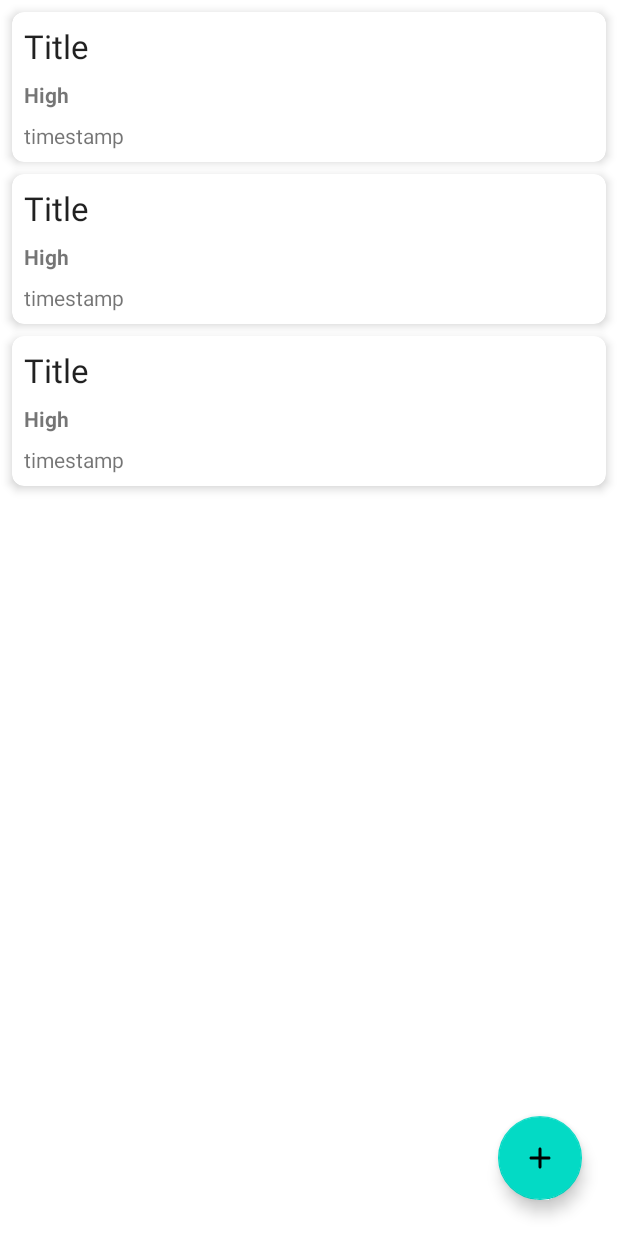
After one commit to dits1019/Kotlin-MVVM-Todolist-Example, an Android app: the layout fragment_task.xml on its own in the app's theme, with its tools: preview values and no code run, on a phone screen of 412 x 824 dp. The commit adds this screen. Run offline under Robolectric (Android 15) with nearby library versions, the phone set to English and light mode, and no system bars.

Commit message:
add navigation & fragment

```diff
--- a/app/build.gradle
+++ b/app/build.gradle
@@ -3,6 +3,7 @@ plugins {
     id 'kotlin-android'
     id 'kotlin-kapt'
     id 'kotlin-parcelize'
+    id 'androidx.navigation.safeargs.kotlin'
 }
 
 android {
@@ -43,6 +44,7 @@ dependencies {
     implementation 'androidx.appcompat:appcompat:1.3.1'
     implementation 'com.google.android.material:material:1.4.0'
     implementation 'androidx.constraintlayout:constraintlayout:2.1.1'
+    implementation 'androidx.legacy:legacy-support-v4:1.0.0'
     testImplementation 'junit:junit:4.+'
     androidTestImplementation 'androidx.test.ext:junit:1.1.3'
     androidTestImplementation 'androidx.test.espresso:espresso-core:3.4.0'
--- /dev/null
+++ b/app/src/main/res/drawable/ic_add.xml
@@ -0,0 +1,5 @@
+<vector android:height="24dp" android:tint="#FFFFFF"
+    android:viewportHeight="24" android:viewportWidth="24"
+    android:width="24dp" xmlns:android="http://schemas.android.com/apk/res/android">
+    <path android:fillColor="@android:color/white" android:pathData="M18,13h-5v5c0,0.55 -0.45,1 -1,1s-1,-0.45 -1,-1v-5H6c-0.55,0 -1,-0.45 -1,-1s0.45,-1 1,-1h5V6c0,-0.55 0.45,-1 1,-1s1,0.45 1,1v5h5c0.55,0 1,0.45 1,1s-0.45,1 -1,1z"/>
+</vector>
--- /dev/null
+++ b/app/src/main/res/layout/fragment_task.xml
@@ -0,0 +1,36 @@
+<?xml version="1.0" encoding="utf-8"?>
+<androidx.constraintlayout.widget.ConstraintLayout xmlns:android="http://schemas.android.com/apk/res/android"
+    xmlns:app="http://schemas.android.com/apk/res-auto"
+    xmlns:tools="http://schemas.android.com/tools"
+    android:layout_width="match_parent"
+    android:layout_height="match_parent"
+    tools:context=".ui.task.TaskFragment">
+
+
+    <androidx.recyclerview.widget.RecyclerView
+        android:id="@+id/recycler_view"
+        android:layout_width="0dp"
+        android:layout_height="0dp"
+        app:layoutManager="androidx.recyclerview.widget.LinearLayoutManager"
+        android:clipToPadding="false"
+        android:padding="4dp"
+        tools:listitem="@layout/row_layout"
+        app:layout_constraintBottom_toBottomOf="parent"
+        app:layout_constraintEnd_toEndOf="parent"
+        app:layout_constraintHorizontal_bias="0.0"
+        app:layout_constraintStart_toStartOf="parent"
+        app:layout_constraintTop_toTopOf="parent"
+        app:layout_constraintVertical_bias="0.0" />
+
+    <com.google.android.material.floatingactionbutton.FloatingActionButton
+        android:id="@+id/floatingActionButton"
+        android:layout_width="wrap_content"
+        android:layout_height="wrap_content"
+        android:layout_marginEnd="24dp"
+        android:layout_marginBottom="24dp"
+        android:clickable="true"
+        android:tint="@android:color/white"
+        android:src="@drawable/ic_add"
+        app:layout_constraintBottom_toBottomOf="parent"
+        app:layout_constraintEnd_toEndOf="parent" />
+</androidx.constraintlayout.widget.ConstraintLayout>
--- /dev/null
+++ b/app/src/main/res/layout/row_layout.xml
@@ -0,0 +1,63 @@
+<?xml version="1.0" encoding="utf-8"?>
+<layout xmlns:android="http://schemas.android.com/apk/res/android"
+    xmlns:app="http://schemas.android.com/apk/res-auto"
+    xmlns:tools="http://schemas.android.com/tools">
+
+    <data>
+
+    </data>
+
+    <androidx.cardview.widget.CardView
+        android:layout_width="match_parent"
+        android:layout_height="wrap_content"
+        android:layout_margin="4dp"
+        app:cardCornerRadius="8dp"
+        app:cardElevation="4dp">
+
+        <androidx.constraintlayout.widget.ConstraintLayout
+            android:id="@+id/row_background"
+            android:layout_width="match_parent"
+            android:layout_height="match_parent">
+
+            <TextView
+                android:id="@+id/teskTitle"
+                android:layout_width="0dp"
+                android:layout_height="wrap_content"
+                android:layout_marginStart="8dp"
+                android:layout_marginTop="8dp"
+                android:layout_marginEnd="8dp"
+                android:textAppearance="@style/TextAppearance.AppCompat.Large"
+                app:layout_constraintEnd_toEndOf="parent"
+                app:layout_constraintStart_toStartOf="parent"
+                app:layout_constraintTop_toTopOf="parent"
+                tools:text="Title" />
+
+            <TextView
+                android:id="@+id/taskPriority"
+                android:layout_width="0dp"
+                android:layout_height="wrap_content"
+                android:layout_marginStart="8dp"
+                android:layout_marginTop="8dp"
+                android:layout_marginEnd="8dp"
+                android:textStyle="bold"
+                app:layout_constraintEnd_toEndOf="parent"
+                app:layout_constraintStart_toStartOf="parent"
+                app:layout_constraintTop_toBottomOf="@+id/teskTitle"
+                tools:text="High" />
+
+            <TextView
+                android:id="@+id/taskTimestamp"
+                android:layout_width="0dp"
+                android:layout_height="wrap_content"
+                android:layout_marginStart="8dp"
+                android:layout_marginTop="8dp"
+                android:layout_marginEnd="8dp"
+                android:layout_marginBottom="8dp"
+                app:layout_constraintBottom_toBottomOf="parent"
+                app:layout_constraintEnd_toEndOf="parent"
+                app:layout_constraintStart_toStartOf="parent"
+                app:layout_constraintTop_toBottomOf="@+id/taskPriority"
+                tools:text="timestamp" />
+        </androidx.constraintlayout.widget.ConstraintLayout>
+    </androidx.cardview.widget.CardView>
+</layout>
--- a/app/src/main/res/values/strings.xml
+++ b/app/src/main/res/values/strings.xml
@@ -1,3 +1,5 @@
 <resources>
     <string name="app_name">TodoList</string>
+    <!-- TODO: Remove or change this placeholder text -->
+    <string name="hello_blank_fragment">Hello blank fragment</string>
 </resources>
--- a/build.gradle
+++ b/build.gradle
@@ -7,6 +7,7 @@ buildscript {
     dependencies {
         classpath "com.android.tools.build:gradle:7.0.3"
         classpath "org.jetbrains.kotlin:kotlin-gradle-plugin:1.5.31"
+        classpath "androidx.navigation:navigation-safe-args-gradle-plugin:2.3.0"
 
         // NOTE: Do not place your application dependencies here; they belong
         // in the individual module build.gradle files
```
Also changed, not shown: app/src/main/java/com/example/todolist/ui/add/AddFragment.kt (added, +60 -0 lines), app/src/main/java/com/example/todolist/ui/task/TaskFragment.kt (added, +60 -0 lines), app/src/main/java/com/example/todolist/ui/update/UpdateFragment.kt (added, +60 -0 lines), app/src/main/res/layout/activity_main.xml (+14 -51 lines), app/src/main/res/layout/fragment_add.xml (added, +14 -0 lines), app/src/main/res/layout/fragment_update.xml (added, +14 -0 lines), app/src/main/res/navigation/navigation.xml (added, +38 -0 lines).
